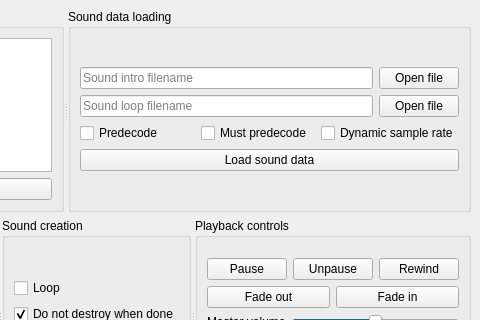
This is examples/gui-qt/mainwindow.ui in Clownacy/clownaudio as Qt 5 draws it before an edit; both pictures show x 250 to 730 and y 0 to 320 of the 730 by 430 pixel window. The edited form follows.
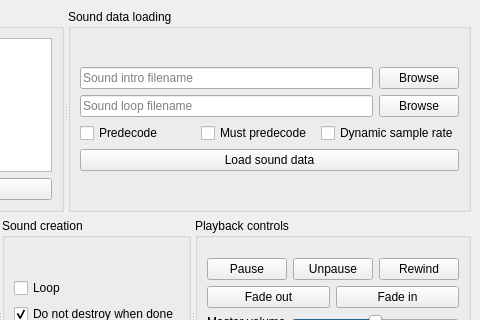
This is the edited form.

Commit message: Rename some buttons in the Qt program

Diff of the .ui file:
```diff
--- a/examples/gui-qt/mainwindow.ui
+++ b/examples/gui-qt/mainwindow.ui
@@ -79,7 +79,7 @@
           <item row="0" column="1">
            <widget class="QPushButton" name="pushButton_File1Open">
             <property name="text">
-             <string>Open file</string>
+             <string>Browse</string>
             </property>
            </widget>
           </item>
@@ -93,7 +93,7 @@
           <item row="1" column="1">
            <widget class="QPushButton" name="pushButton_File2Open">
             <property name="text">
-             <string>Open file</string>
+             <string>Browse</string>
             </property>
            </widget>
           </item>
```
